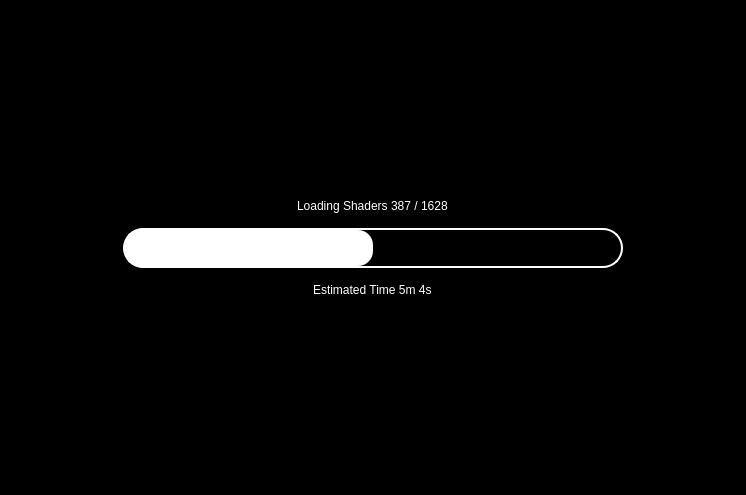
First picture: the form in src/lichii/loading_screen.ui, repository atmanli/Lichii, before the edit.
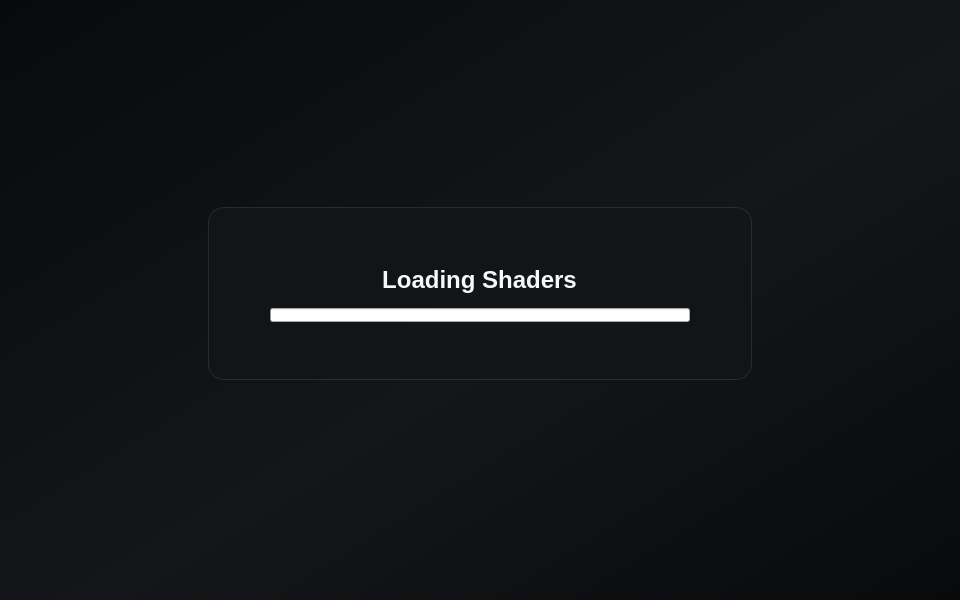
Second picture: the form after the edit.

Commit message:
qt: modernize game library, first-run setup, and loading screens
Add the Modern theme, artwork-rich game library with folder navigation and search, a first-run setup wizard, themed loading and closing screens, and the required Qt SVG and packaging updates.

The edit to the form file:
```diff
--- a/src/lichii/loading_screen.ui
+++ b/src/lichii/loading_screen.ui
@@ -6,12 +6,17 @@
    <rect>
     <x>0</x>
     <y>0</y>
-    <width>746</width>
-    <height>495</height>
+    <width>960</width>
+    <height>600</height>
    </rect>
   </property>
   <property name="styleSheet">
-   <string notr="true">background-color: rgb(0, 0, 0);</string>
+   <string notr="true">QWidget#LoadingScreen {
+    background-color: qlineargradient(x1:0, y1:0, x2:1, y2:1, stop:0 #090a0c, stop:0.55 #151619, stop:1 #090a0c);
+}
+QWidget#fade_parent {
+    background-color: transparent;
+}</string>
   </property>
   <layout class="QVBoxLayout">
    <property name="spacing">
@@ -36,112 +41,181 @@
        <number>0</number>
       </property>
       <property name="leftMargin">
-       <number>0</number>
+       <number>48</number>
       </property>
       <property name="topMargin">
-       <number>0</number>
+       <number>36</number>
       </property>
       <property name="rightMargin">
-       <number>0</number>
+       <number>48</number>
       </property>
       <property name="bottomMargin">
-       <number>0</number>
+       <number>36</number>
       </property>
-      <item alignment="Qt::AlignLeft|Qt::AlignTop">
+      <item>
+       <spacer name="topSpacer">
+        <property name="orientation">
+         <enum>Qt::Vertical</enum>
+        </property>
+        <property name="sizeHint" stdset="0">
+         <size>
+          <width>20</width>
+          <height>40</height>
+         </size>
+        </property>
+       </spacer>
+      </item>
+      <item alignment="Qt::AlignHCenter">
+       <widget class="QFrame" name="loadingCard">
+        <property name="minimumSize">
+         <size>
+           <width>544</width>
+
+          <height>0</height>
+         </size>
+        </property>
+        <property name="maximumSize">
+         <size>
+          <width>760</width>
+          <height>16777215</height>
+         </size>
+        </property>
+        <property name="styleSheet">
+         <string notr="true">QFrame#loadingCard {
+    background-color: rgba(19, 20, 22, 236);
+    border: 1px solid rgba(255, 255, 255, 24);
+    border-radius: 16px;
+}</string>
+        </property>
+        <property name="frameShape">
+         <enum>QFrame::NoFrame</enum>
+        </property>
+        <layout class="QVBoxLayout" name="verticalLayout">
+         <property name="spacing">
+          <number>14</number>
+         </property>
+         <property name="leftMargin">
+          <number>34</number>
+         </property>
+         <property name="topMargin">
+          <number>30</number>
+         </property>
+         <property name="rightMargin">
+          <number>34</number>
+         </property>
+         <property name="bottomMargin">
+          <number>28</number>
+         </property>
+         <item alignment="Qt::AlignHCenter">
        <widget class="QLabel" name="logo">
+           <property name="styleSheet">
+            <string notr="true">QLabel#logo {
+    background-color: transparent;
+}</string>
+           </property>
         <property name="text">
          <string/>
         </property>
         <property name="alignment">
-         <set>Qt::AlignLeading|Qt::AlignLeft|Qt::AlignTop</set>
-        </property>
-        <property name="margin">
-         <number>30</number>
+            <set>Qt::AlignCenter</set>
         </property>
        </widget>
       </item>
-      <item>
-       <layout class="QVBoxLayout" name="verticalLayout" stretch="1,0,1">
-        <property name="spacing">
-         <number>15</number>
-        </property>
-        <property name="sizeConstraint">
-         <enum>QLayout::SetNoConstraint</enum>
-        </property>
-        <item alignment="Qt::AlignHCenter|Qt::AlignBottom">
+         <item alignment="Qt::AlignHCenter">
          <widget class="QLabel" name="stage">
-          <property name="sizePolicy">
-           <sizepolicy hsizetype="Minimum" vsizetype="Minimum">
-            <horstretch>0</horstretch>
-            <verstretch>0</verstretch>
-           </sizepolicy>
-          </property>
           <property name="styleSheet">
-           <string notr="true">background-color: black; color: white;
-font: 75 20pt &quot;Arial&quot;;</string>
+            <string notr="true">QLabel {
+    background-color: transparent;
+    color: #f4f8ff;
+    font-size: 24px;
+    font-weight: 600;
+}</string>
           </property>
           <property name="text">
-           <string>Loading Shaders 387 / 1628</string>
+            <string>Loading Shaders</string>
+           </property>
+           <property name="alignment">
+            <set>Qt::AlignCenter</set>
+           </property>
+           <property name="wordWrap">
+            <bool>true</bool>
           </property>
          </widget>
         </item>
-        <item alignment="Qt::AlignHCenter|Qt::AlignTop">
+         <item alignment="Qt::AlignHCenter">
          <widget class="QProgressBar" name="progress_bar">
           <property name="sizePolicy">
-           <sizepolicy hsizetype="Expanding" vsizetype="Preferred">
+            <sizepolicy hsizetype="Expanding" vsizetype="Fixed">
             <horstretch>0</horstretch>
             <verstretch>0</verstretch>
            </sizepolicy>
           </property>
           <property name="minimumSize">
            <size>
-            <width>500</width>
-            <height>40</height>
-           </size>
-          </property>
-          <property name="styleSheet">
-           <string notr="true">QProgressBar {
-color: white;
-border: 2px solid white;
-outline-color: black;
-border-radius: 20px;
-}
-QProgressBar::chunk {
-background-color: white;
-border-radius: 15px;
-}</string>
+             <width>420</width>
+             <height>14</height>
+            </size>
+           </property>
+           <property name="maximumSize">
+            <size>
+             <width>620</width>
+             <height>14</height>
+            </size>
           </property>
           <property name="value">
-           <number>50</number>
+            <number>0</number>
           </property>
           <property name="textVisible">
            <bool>false</bool>
           </property>
           <property name="format">
-           <string>Loading Shaders %v out of %m</string>
+            <string>%v / %m</string>
           </property>
          </widget>
         </item>
-        <item alignment="Qt::AlignHCenter|Qt::AlignTop">
+         <item alignment="Qt::AlignHCenter">
          <widget class="QLabel" name="value">
           <property name="toolTip">
            <string notr="true"/>
           </property>
           <property name="styleSheet">
-           <string notr="true">background-color: black; color: white;
-font: 75 15pt &quot;Arial&quot;;</string>
+            <string notr="true">QLabel {
+    background-color: transparent;
+    color: #b8b9bc;
+    font-size: 13px;
+    font-weight: 500;
+}</string>
           </property>
           <property name="text">
-           <string>Estimated Time 5m 4s</string>
+            <string/>
+           </property>
+           <property name="alignment">
+            <set>Qt::AlignCenter</set>
           </property>
          </widget>
         </item>
        </layout>
+       </widget>
+      </item>
+      <item>
+       <spacer name="middleSpacer">
+        <property name="orientation">
+         <enum>Qt::Vertical</enum>
+        </property>
+        <property name="sizeHint" stdset="0">
+         <size>
+          <width>20</width>
+          <height>40</height>
+         </size>
+        </property>
+       </spacer>
       </item>
       <item alignment="Qt::AlignRight|Qt::AlignBottom">
        <widget class="QLabel" name="banner">
         <property name="styleSheet">
-         <string notr="true">background-color: black;</string>
+         <string notr="true">QLabel {
+    background-color: transparent;
+}</string>
         </property>
         <property name="text">
          <string/>
@@ -149,9 +223,6 @@
         <property name="alignment">
          <set>Qt::AlignCenter</set>
         </property>
-        <property name="margin">
-         <number>30</number>
-        </property>
        </widget>
       </item>
      </layout>
```
Lines whose indentation alone changed are shown as unchanged. The commit also changes 53 other files.
